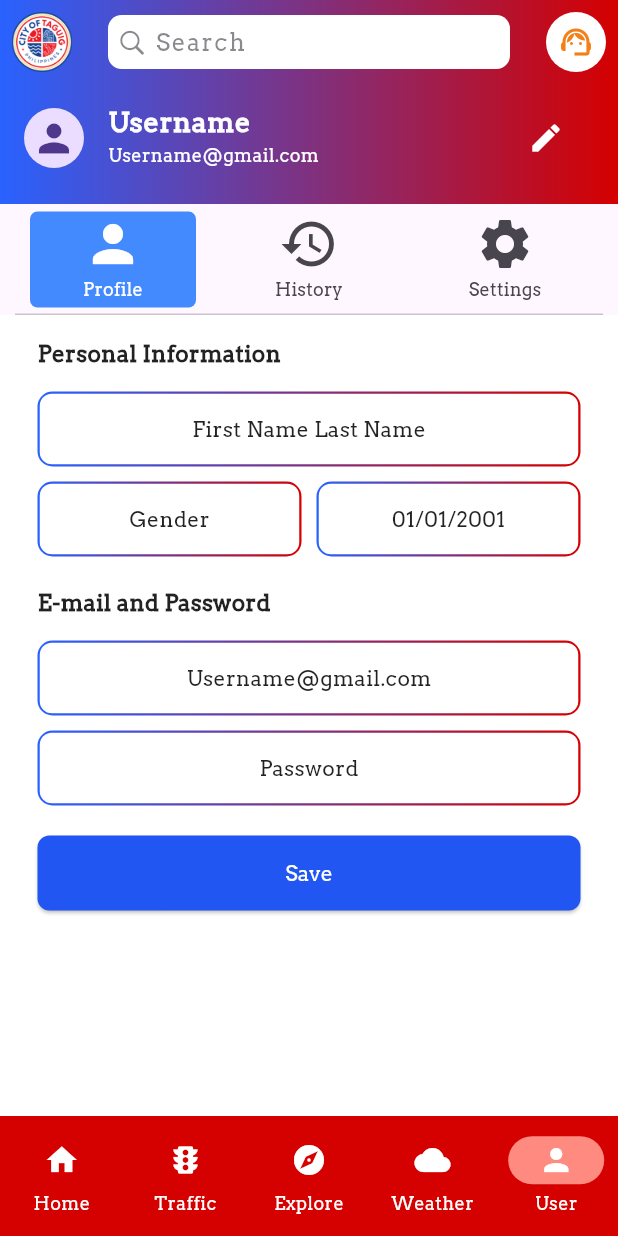
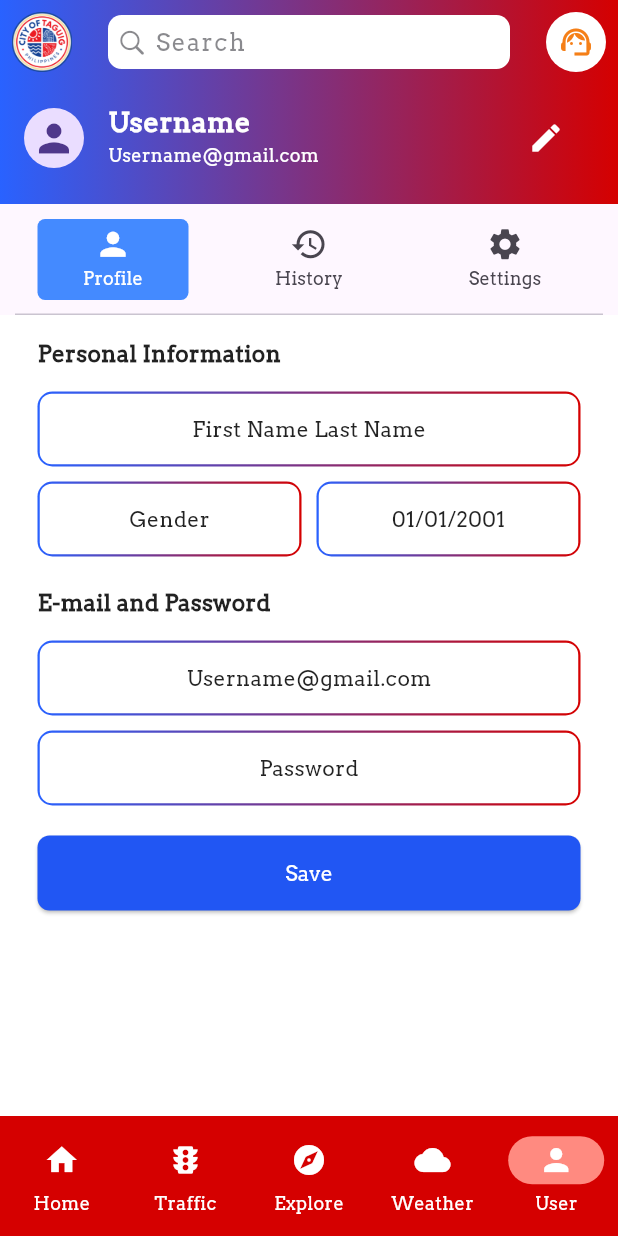
Before and after one commit to patriajasel/taguig_tourism_mobile_app, a Flutter app: the AppNavigation screen opened by its route, item 5 of the bottom bar chosen, on a phone screen of 412 x 824 dp. Run offline on Flutter 3.47's test engine with Material 3 defaults, Android fonts, the phone set to English and light mode, and no system bars; our stand-ins replace carousel_slider, cloud_firestore, firebase_auth, firebase_core, fluttertoast, geolocator and 2 more; missing offline and left inert: geocode; accounts and stored records are empty.

Commit message:
dart files: weather_page -loading optimized icon tabs in user_page smaller app_nav - init weatherpage

```diff
--- a/lib/app_navigation.dart
+++ b/lib/app_navigation.dart
@@ -23,6 +23,13 @@ class _AppNavigationState extends State<AppNavigation> {
   ];
 
   int selectedNavIndex = 0;
+
+  @override
+  void initState() {
+    super.initState();
+
+    WeatherPage();
+  }
 
   @override
   Widget build(BuildContext context) {
--- a/lib/main.dart
+++ b/lib/main.dart
@@ -28,6 +28,6 @@
           '/signup_page': (context) => const SignUpPage(),
           '/app_navigation_page': (context) => const AppNavigation(),
         },
-        home: const AppNavigation());
+        home: const LoginPage());
   }
 }
--- a/lib/models/weather_model.dart
+++ b/lib/models/weather_model.dart
@@ -1,7 +1,7 @@
 class Weather {
   final String cityName;
   final double temperature;
-  final double mainCondition;
+  final String mainCondition;
 
   Weather({required this.cityName, required this.temperature, required this.mainCondition});
 
--- a/lib/user_page.dart
+++ b/lib/user_page.dart
@@ -62,8 +62,6 @@ class _UserPageState extends State<UserPage> {
           ),
 
           Expanded(
-            child: Container(
-              color: Colors.grey,
             child: DefaultTabController(
               length: 3,
               child: Scaffold(
@@ -79,7 +77,7 @@ class _UserPageState extends State<UserPage> {
                     labelColor: Colors.white,
                     indicatorSize: TabBarIndicatorSize.tab,
                     indicatorColor: Colors.redAccent,
-                      indicatorPadding: const EdgeInsets.symmetric(horizontal: 10, vertical: 5),
+                    indicatorPadding: const EdgeInsets.symmetric(horizontal: 15, vertical: 10),
                     indicator: BoxDecoration(
                       color: Colors.blueAccent,
                       borderRadius: BorderRadius.circular(5),
@@ -87,15 +85,15 @@ class _UserPageState extends State<UserPage> {
                     tabs: const[
                       Tab(
                         text: 'Profile',
-                          icon: Icon(Icons.person, size: 40)
+                        icon: Icon(Icons.person, size: 25)
                       ),
                       Tab(
                         text: 'History',
-                          icon: Icon(Icons.history, size: 40)
+                        icon: Icon(Icons.history, size: 25)
                       ),
                       Tab(
                         text: 'Settings',
-                          icon: Icon(Icons.settings, size: 40)
+                        icon: Icon(Icons.settings, size: 25)
                       ),
                     ]
                   ),
@@ -109,7 +107,6 @@ class _UserPageState extends State<UserPage> {
                 ),
               )
             ),
-            ),
           )
         ],
       ),
--- a/lib/weather_page.dart
+++ b/lib/weather_page.dart
@@ -30,14 +30,12 @@ class _WeatherPageState extends State<WeatherPage> {
     }
   }
 
-
   @override
   void initState() {
     super.initState();
 
     _fetchWeather();
   }
-
 
   @override
   Widget build(BuildContext context) {
@@ -47,8 +45,7 @@ class _WeatherPageState extends State<WeatherPage> {
           mainAxisAlignment: MainAxisAlignment.center,
           children: [
             Text(_weather?.cityName ?? "Loading City..."),
-            Text('${_weather?.temperature.round()}C'),
-            Text(WeatherService.BASE_URL),
+            Text('${_weather?.temperature.round() ?? "Loading Temp in "}°C'),
           ],
         ),
       ),
```
Also changed, not shown: lib/services/weather_services.dart (+12 -20 lines), lib/widgets/widget_generator.dart (+0 -41 lines). Lines whose indentation alone changed are shown as unchanged.
